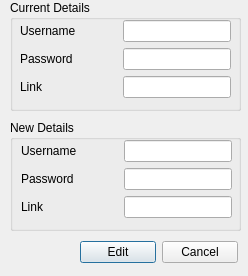
Before: the Qt Designer form editentry.ui in sreecodeslayer/College_Build_of_PWManager, drawn with Qt 5.
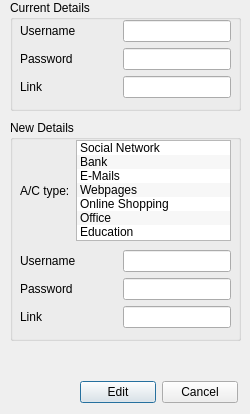
After: the same form once the commit is applied. Icons and pictures are not drawn.

The edit to the form file:
```diff
--- a/editentry.ui
+++ b/editentry.ui
@@ -6,8 +6,8 @@
    <rect>
     <x>0</x>
     <y>0</y>
-    <width>248</width>
-    <height>276</height>
+    <width>250</width>
+    <height>414</height>
    </rect>
   </property>
   <property name="windowTitle">
@@ -129,7 +129,7 @@
      <x>10</x>
      <y>120</y>
      <width>231</width>
-     <height>111</height>
+     <height>221</height>
     </rect>
    </property>
    <property name="title">
@@ -138,8 +138,8 @@
    <widget class="QWidget" name="">
     <property name="geometry">
      <rect>
-      <x>11</x>
-      <y>20</y>
+      <x>10</x>
+      <y>130</y>
       <width>211</width>
       <height>80</height>
      </rect>
@@ -195,7 +195,11 @@
         </spacer>
        </item>
        <item>
-        <widget class="QLineEdit" name="NewPassword"/>
+        <widget class="QLineEdit" name="NewPassword">
+         <property name="echoMode">
+          <enum>QLineEdit::Password</enum>
+         </property>
+        </widget>
        </item>
       </layout>
      </item>
@@ -228,12 +232,144 @@
      </item>
     </layout>
    </widget>
+   <widget class="QWidget" name="">
+    <property name="geometry">
+     <rect>
+      <x>10</x>
+      <y>20</y>
+      <width>211</width>
+      <height>101</height>
+     </rect>
+    </property>
+    <layout class="QHBoxLayout" name="horizontalLayout_8">
+     <item>
+      <widget class="QLabel" name="label_7">
+       <property name="text">
+        <string>A/C type:</string>
+       </property>
+       <property name="buddy">
+        <cstring>account_type_list</cstring>
+       </property>
+      </widget>
+     </item>
+     <item>
+      <widget class="QListWidget" name="account_type_list">
+       <property name="acceptDrops">
+        <bool>true</bool>
+       </property>
+       <property name="verticalScrollBarPolicy">
+        <enum>Qt::ScrollBarAsNeeded</enum>
+       </property>
+       <property name="sizeAdjustPolicy">
+        <enum>QAbstractScrollArea::AdjustToContents</enum>
+       </property>
+       <property name="alternatingRowColors">
+        <bool>true</bool>
+       </property>
+       <property name="movement">
+        <enum>QListView::Static</enum>
+       </property>
+       <property name="isWrapping" stdset="0">
+        <bool>false</bool>
+       </property>
+       <property name="resizeMode">
+        <enum>QListView::Fixed</enum>
+       </property>
+       <property name="viewMode">
+        <enum>QListView::ListMode</enum>
+       </property>
+       <property name="uniformItemSizes">
+        <bool>true</bool>
+       </property>
+       <property name="sortingEnabled">
+        <bool>false</bool>
+       </property>
+       <item>
+        <property name="text">
+         <string>Social Network</string>
+        </property>
+        <property name="icon">
+         <iconset resource="Resources.qrc">
+          <normaloff>:/new/prefix1/Resources/Bg-Images/list-tree-50p.png</normaloff>:/new/prefix1/Resources/Bg-Images/list-tree-50p.png</iconset>
+        </property>
+       </item>
+       <item>
+        <property name="text">
+         <string>Bank</string>
+        </property>
+        <property name="icon">
+         <iconset resource="Resources.qrc">
+          <normaloff>:/new/prefix1/Resources/Bg-Images/list-tree-50p.png</normaloff>:/new/prefix1/Resources/Bg-Images/list-tree-50p.png</iconset>
+        </property>
+       </item>
+       <item>
+        <property name="text">
+         <string>E-Mails</string>
+        </property>
+        <property name="icon">
+         <iconset resource="Resources.qrc">
+          <normaloff>:/new/prefix1/Resources/Bg-Images/list-tree-50p.png</normaloff>:/new/prefix1/Resources/Bg-Images/list-tree-50p.png</iconset>
+        </property>
+       </item>
+       <item>
+        <property name="text">
+         <string>Webpages</string>
+        </property>
+        <property name="icon">
+         <iconset resource="Resources.qrc">
+          <normaloff>:/new/prefix1/Resources/Bg-Images/list-tree-50p.png</normaloff>:/new/prefix1/Resources/Bg-Images/list-tree-50p.png</iconset>
+        </property>
+       </item>
+       <item>
+        <property name="text">
+         <string>Online Shopping</string>
+        </property>
+        <property name="icon">
+         <iconset resource="Resources.qrc">
+          <normaloff>:/new/prefix1/Resources/Bg-Images/list-tree-50p.png</normaloff>:/new/prefix1/Resources/Bg-Images/list-tree-50p.png</iconset>
+        </property>
+       </item>
+       <item>
+        <property name="text">
+         <string>Office</string>
+        </property>
+        <property name="icon">
+         <iconset resource="Resources.qrc">
+          <normaloff>:/new/prefix1/Resources/Bg-Images/list-tree-50p.png</normaloff>:/new/prefix1/Resources/Bg-Images/list-tree-50p.png</iconset>
+        </property>
+       </item>
+       <item>
+        <property name="text">
+         <string>Education</string>
+        </property>
+        <property name="icon">
+         <iconset resource="Resources.qrc">
+          <normaloff>:/new/prefix1/Resources/Bg-Images/list-tree-50p.png</normaloff>:/new/prefix1/Resources/Bg-Images/list-tree-50p.png</iconset>
+        </property>
+       </item>
+      </widget>
+     </item>
+    </layout>
+   </widget>
+  </widget>
+  <widget class="QLabel" name="ErrorLabel">
+   <property name="geometry">
+    <rect>
+     <x>10</x>
+     <y>350</y>
+     <width>231</width>
+     <height>21</height>
+    </rect>
+   </property>
+   <property name="text">
+    <string/>
+   </property>
   </widget>
   <widget class="QWidget" name="">
    <property name="geometry">
     <rect>
      <x>80</x>
-     <y>240</y>
+     <y>380</y>
      <width>158</width>
      <height>25</height>
     </rect>
```
Left out of the diff: 6 changed lines with no effect on the pictures.
